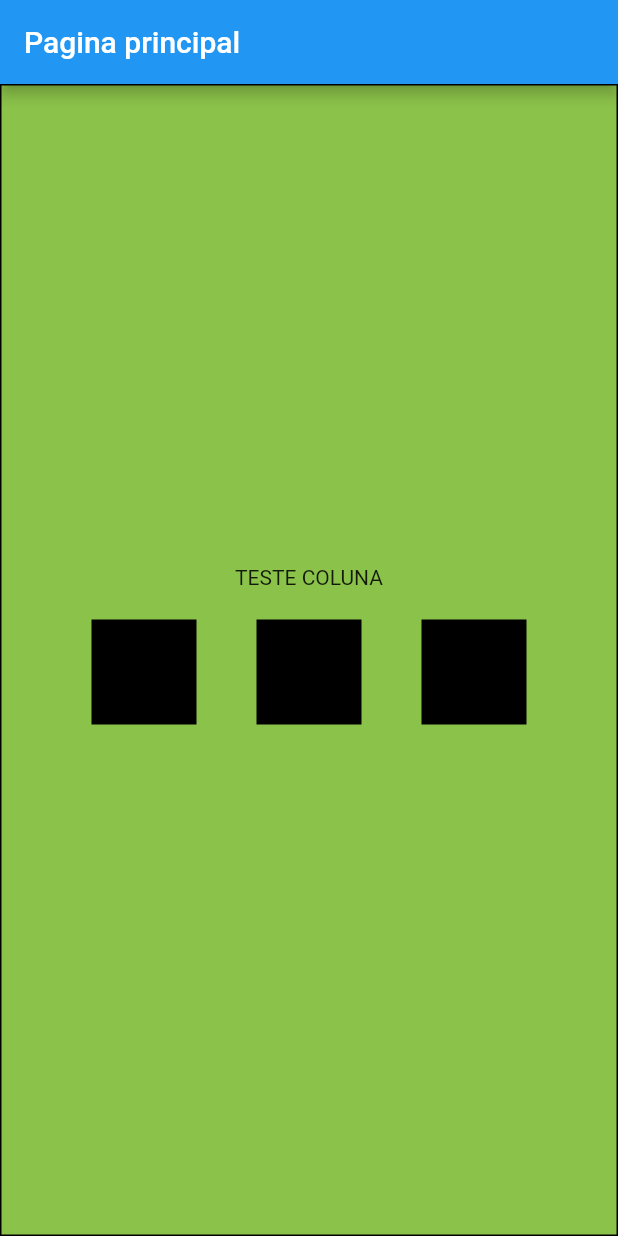
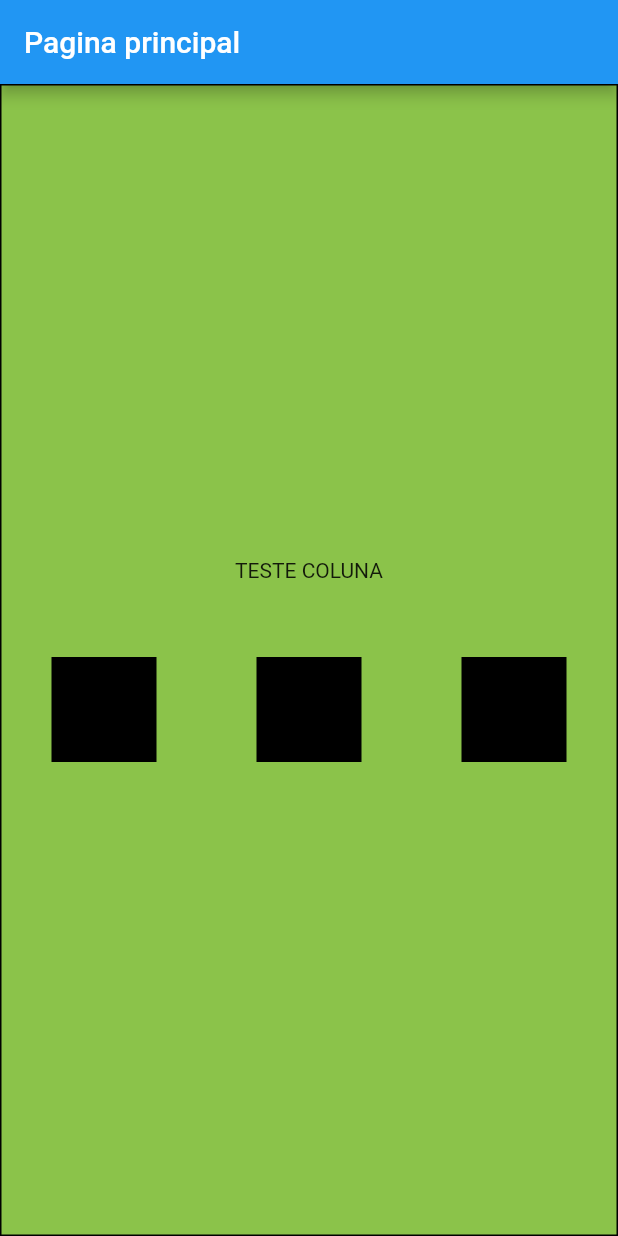
Before and after one commit to developerWelligton/Estudo-Flutter, a Flutter app: the screen it shows after launch, on a phone screen of 412 x 824 dp. Run offline on Flutter 3.47's test engine with Material 2 defaults, Android fonts, the phone set to English and light mode, and no system bars.

Commit message:
Espaçamento e Modo declarativo com container

```diff
--- a/lib/main.dart
+++ b/lib/main.dart
@@ -42,14 +42,26 @@ class SuporteState extends State<estadoGlobalful> {
         child: Column(
           //Alinhamento é declarado antes de children
             mainAxisAlignment: MainAxisAlignment.center,
+
           children:[
+
             Text("TESTE COLUNA"),
             //LINHA DENTRO DA COLUNA
+            Container(height: 50,),
                 Row(
 
-                  //Alinhamento é declarado antes de children
+                  //Espaçamento individuais
+                  /*
+                  Espaço entre
+                  mainAxisAlignment:MainAxisAlignment.spaceAround
 
-                  mainAxisAlignment: MainAxisAlignment.center,
+                  Espaço equivalente e proporcional
+                  mainAxisAlignment:MainAxisAlignment.spaceBetween
+
+                  espaçamento equivalente mas se afasta da extremidade
+                  mainAxisAlignment:MainAxisAlignment.spaceEvenly,
+                  */
+                  mainAxisAlignment:MainAxisAlignment.spaceAround,
                   children: [
 
                   // 1 LINHA
@@ -57,8 +69,7 @@ class SuporteState extends State<estadoGlobalful> {
                     width: 70,
                     height: 70,
                     color: Colors.black,
-                    margin: EdgeInsets.all(20.0),
-                    padding: EdgeInsets.all(20.0),
+
 
                   ),
                   // 2 LINHA
@@ -66,16 +77,14 @@ class SuporteState extends State<estadoGlobalful> {
                     width: 70,
                     height: 70,
                     color: Colors.black,
-                    margin: EdgeInsets.all(20.0),
-                    padding: EdgeInsets.all(20.0)
+
 
                   ),// 3 LINHA
                   Container(
                     width: 70,
                     height: 70,
                     color: Colors.black,
-                    margin: EdgeInsets.all(20.0),
-                    padding: EdgeInsets.all(20.0)
+
 
                   ),
 
```
